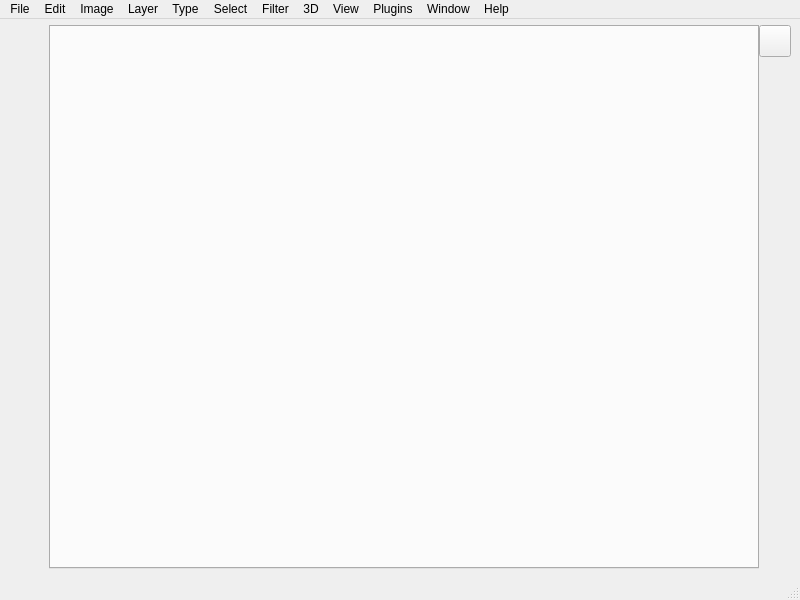
Before: the Qt Designer form design/mainwindow.ui in jedhelmers/Fauxtoshop, drawn with Qt 5.
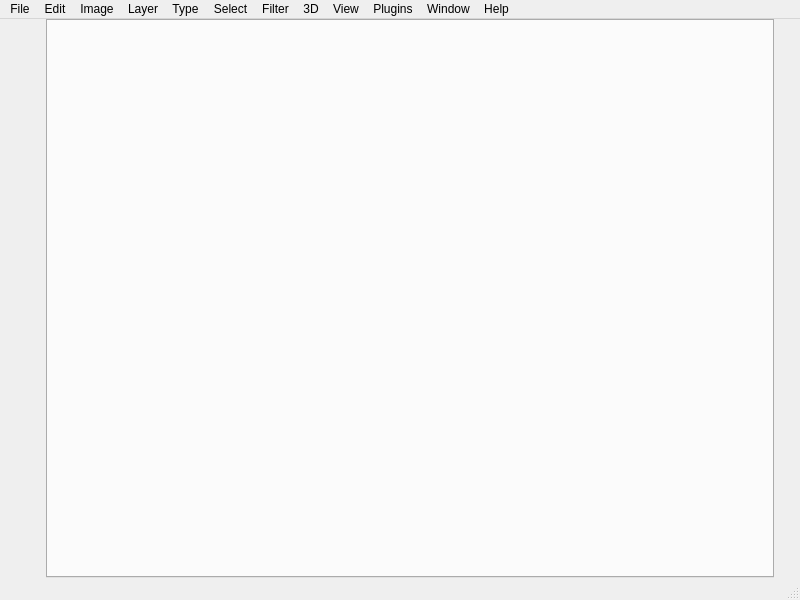
After: the same form once the commit is applied. Icons and pictures are not drawn.

Diff of the .ui file:
```diff
--- a/design/mainwindow.ui
+++ b/design/mainwindow.ui
@@ -15,9 +15,21 @@
   </property>
   <widget class="QWidget" name="centralwidget">
    <layout class="QGridLayout" name="gridLayout_2">
+    <property name="leftMargin">
+     <number>6</number>
+    </property>
     <property name="topMargin">
      <number>0</number>
     </property>
+    <property name="rightMargin">
+     <number>6</number>
+    </property>
+    <property name="bottomMargin">
+     <number>0</number>
+    </property>
+    <property name="spacing">
+     <number>0</number>
+    </property>
     <item row="0" column="0">
      <widget class="QWidget" name="toolOptionsGridWidget" native="true">
       <property name="maximumSize">
@@ -151,32 +163,6 @@
          <property name="bottomMargin">
           <number>0</number>
          </property>
-         <item>
-          <widget class="QPushButton" name="paletteButton_2">
-           <property name="minimumSize">
-            <size>
-             <width>32</width>
-             <height>32</height>
-            </size>
-           </property>
-           <property name="maximumSize">
-            <size>
-             <width>32</width>
-             <height>32</height>
-            </size>
-           </property>
-           <property name="text">
-            <string/>
-           </property>
-           <property name="icon">
-            <iconset resource="../resources.qrc">
-             <normaloff>:/images/images/palette.svg</normaloff>:/images/images/palette.svg</iconset>
-           </property>
-           <property name="flat">
-            <bool>false</bool>
-           </property>
-          </widget>
-         </item>
          <item>
           <spacer name="verticalSpacer_2">
            <property name="orientation">
```
Left out of the diff: 2 changed lines with no effect on the pictures.
